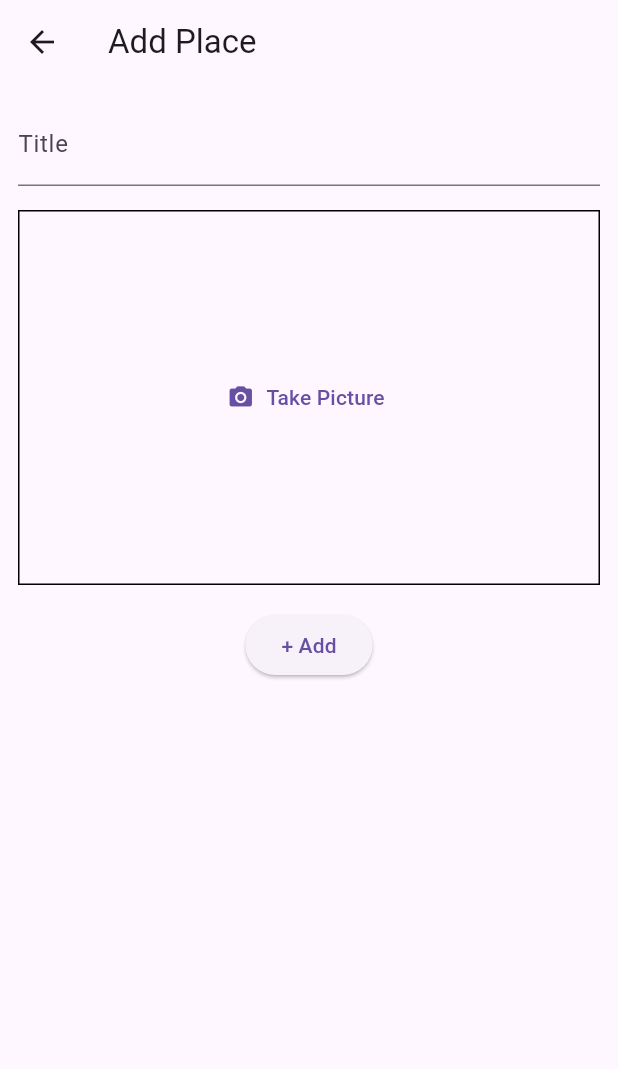
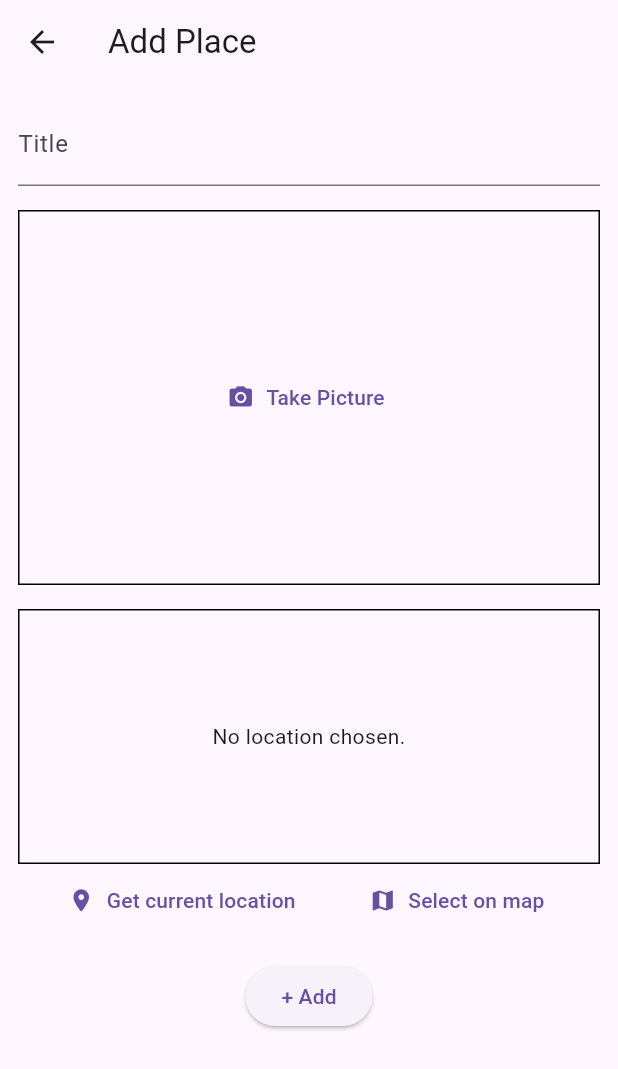
Before and after one commit to mhrhabibur/flutter_favorite_place_app, a Flutter app: the AddPlace screen opened directly, on a phone screen of 412 x 824 dp. Shown: the top 1069 px of the screen. Run offline on Flutter 3.47's test engine with Material 3 defaults, Android fonts, the phone set to English and light mode, and no system bars; our stand-ins replace flutter_riverpod, image_picker, location, riverpod.

Commit message:
option to find the current location is added.

```diff
--- a/lib/screens/add_place.dart
+++ b/lib/screens/add_place.dart
@@ -1,5 +1,6 @@
 import 'package:favorite_places_app/providers/user_place.dart';
 import 'package:favorite_places_app/widgets/image_input.dart';
+import 'package:favorite_places_app/widgets/location_input.dart';
 import 'package:flutter/material.dart';
 import 'dart:io';
 import 'package:flutter_riverpod/flutter_riverpod.dart';
@@ -47,6 +48,8 @@ class _AddPlaceState extends ConsumerState<AddPlace> {
             SizedBox(height: 16),
             ImageInput(onSelectImage: (image) => _selectedImage = image),
             SizedBox(height: 16),
+            LocationInput(),
+            SizedBox(height: 16),
             ElevatedButton(onPressed: _savePlace, child: Text("+ Add")),
           ],
         ),
--- a/lib/widgets/location_input.dart
+++ b/lib/widgets/location_input.dart
@@ -1,4 +1,5 @@
 import 'package:flutter/material.dart';
+import 'package:location/location.dart';
 
 class LocationInput extends StatefulWidget {
   const LocationInput({super.key});
@@ -8,8 +9,73 @@ class LocationInput extends StatefulWidget {
 }
 
 class _LocationInputState extends State<LocationInput> {
+  void getCurrentLocation() async {
+    Location location = Location();
+
+    bool serviceEnabled;
+    PermissionStatus permissionGranted;
+    LocationData locationData;
+
+    serviceEnabled = await location.serviceEnabled();
+    if (!serviceEnabled) {
+      serviceEnabled = await location.requestService();
+      if (!serviceEnabled) {
+        return;
+      }
+    }
+
+    permissionGranted = await location.hasPermission();
+    if (permissionGranted == PermissionStatus.denied) {
+      permissionGranted = await location.requestPermission();
+      if (permissionGranted != PermissionStatus.granted) {
+        return;
+      }
+    }
+
+    locationData = await location.getLocation();
+    print("\n\n\n\nHere--------\n\n");
+    print("${locationData.latitude}");
+    print("${locationData.longitude}");
+    print("\n\nHere--------\n\n\n");
+  }
+
   @override
   Widget build(BuildContext context) {
-    return const Placeholder();
+    return Column(
+      children: [
+        Container(
+          height: 170,
+          width: double.infinity,
+          decoration: BoxDecoration(
+            border: Border.all(width: 1, color: Colors.black),
+          ),
+          child: Center(
+            child: Text(
+              "No location chosen.",
+              style: TextStyle(),
+              textAlign: TextAlign.center,
+            ),
+          ),
+        ),
+
+        Row(
+          mainAxisAlignment: MainAxisAlignment.spaceEvenly,
+          children: [
+            TextButton.icon(
+              onPressed: () {
+                getCurrentLocation();
+              },
+              label: Text("Get current location"),
+              icon: Icon(Icons.location_on),
+            ),
+            TextButton.icon(
+              onPressed: () {},
+              label: Text("Select on map"),
+              icon: Icon(Icons.map),
+            ),
+          ],
+        ),
+      ],
+    );
   }
 }
```
Also changed, not shown: lib/screens/places_detail.dart (+21 -5 lines).
